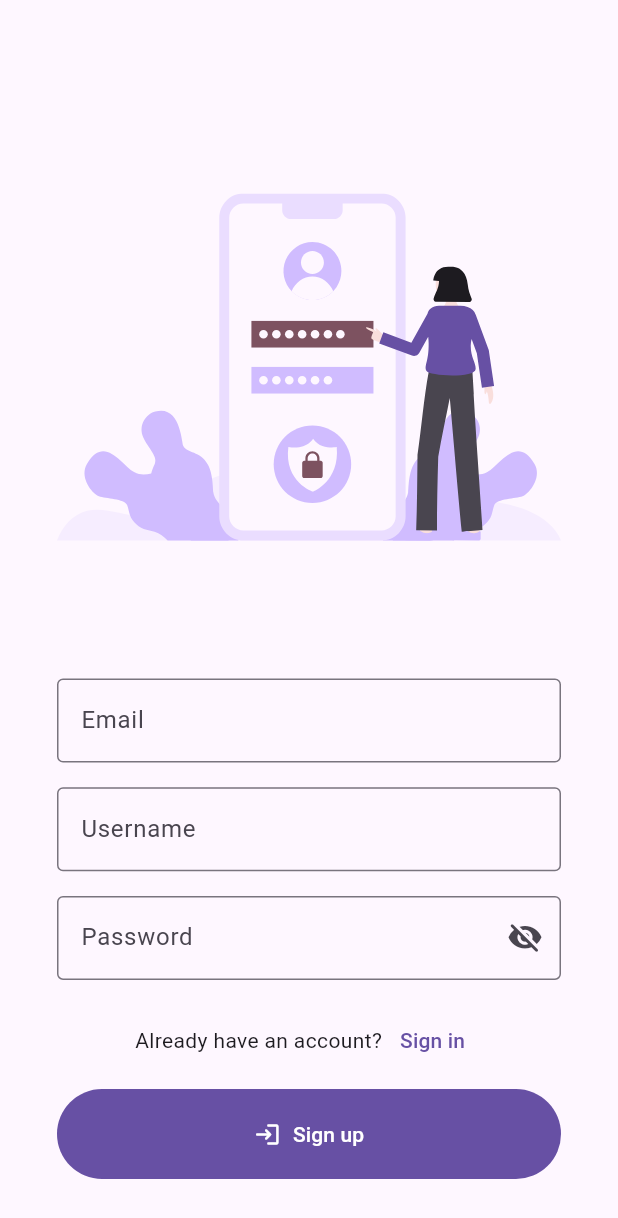
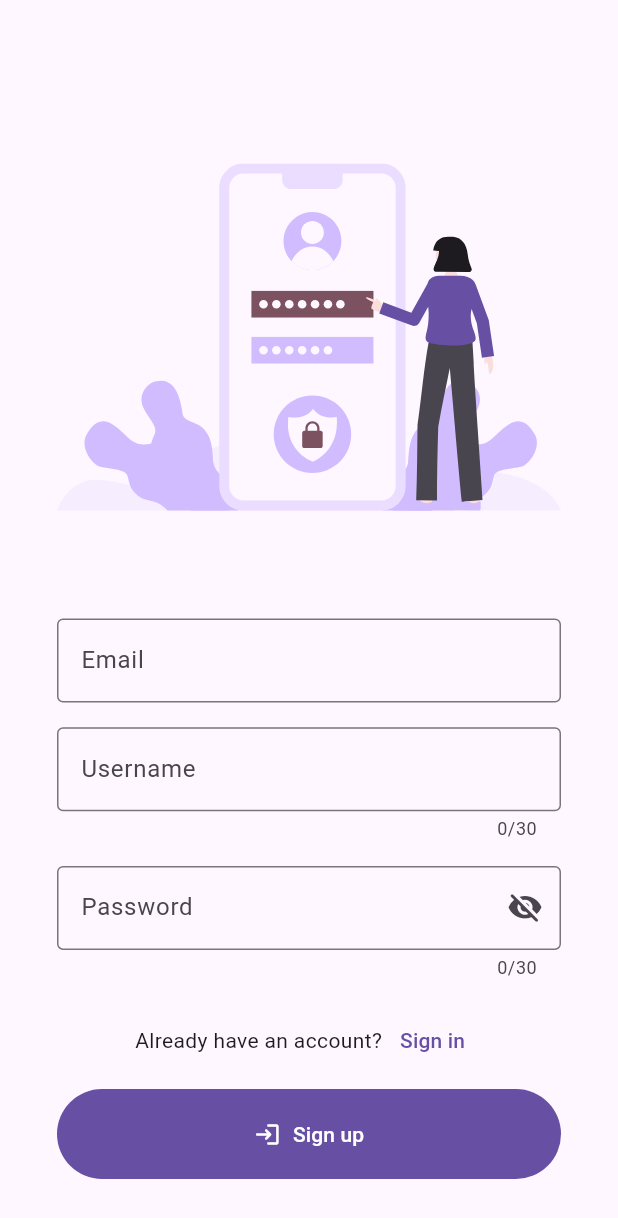
Before and after one commit to Nikiroiduk/neofit_app, a Flutter app: the SignUpScreen screen opened directly, on a phone screen of 412 x 824 dp. Shown: the top 1218 px of the screen. Run offline on Flutter 3.47's test engine with Material 3 defaults, Android fonts, the phone set to English and light mode, and no system bars; drawn by our look-alikes of dynamic_color; our stand-ins replace equatable, flutter_svg, formz, go_router, hooks_riverpod, shared_preferences; accounts and stored records are empty; generated files the repository leaves out were written again; statements that could not run were skipped.

Commit message:
small fixes

```diff
--- a/lib/utils/string_validator.dart
+++ b/lib/utils/string_validator.dart
@@ -36,12 +36,12 @@ class PasswordRegexValidator extends RegexValidator {
   PasswordRegexValidator()
       : super(
             regexSource:
-                r'^(?=.*[A-Za-z])(?=.*\d)(?=.*[@$!%*();:,."-_/#?&])[A-Za-z\d@$!%*();:,."-_/#?&]{8,}$');
+                r'^(?=.*[A-Za-z])(?=.*\d)(?=.*[@$!%*();:,."-_/#?&])[A-Za-z\d@$!%*();:,."-_/#?&]{8,29}$');
 }
 
 class UsernameRegexValidator extends RegexValidator {
   UsernameRegexValidator()
-      : super(regexSource: r'^[a-zA-Z_][a-zA-Z0-9_]{3,19}$');
+      : super(regexSource: r'^[a-zA-Z_][a-zA-Z0-9_]{3,29}$');
 }
 
 class NonEmptyStringValidator extends StringValidator {
--- a/lib/view/auth/sign_in_screen.dart
+++ b/lib/view/auth/sign_in_screen.dart
@@ -108,6 +108,7 @@ class SignInFormState extends State<SignInForm> {
           height: screenHeight * .02,
         ),
         TextFormField(
+          maxLength: 30,
           controller: _passwordController,
           autovalidateMode: AutovalidateMode.onUserInteraction,
           validator: (value) => _state.password
--- a/lib/view/auth/sign_up_screen.dart
+++ b/lib/view/auth/sign_up_screen.dart
@@ -120,6 +120,7 @@ class SignUpFormState extends State<SignUpForm> {
           height: screenHeight * .02,
         ),
         TextFormField(
+          maxLength: 30,
           controller: _usernameController,
           autovalidateMode: AutovalidateMode.onUserInteraction,
           validator: (value) => _state.username
@@ -133,6 +134,7 @@ class SignUpFormState extends State<SignUpForm> {
           height: screenHeight * .02,
         ),
         TextFormField(
+          maxLength: 30,
           controller: _passwordController,
           autovalidateMode: AutovalidateMode.onUserInteraction,
           validator: (value) => _state.password
```
